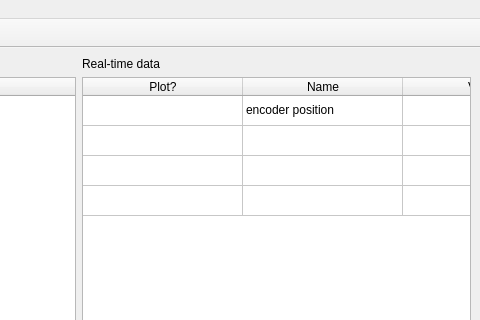
Above: software/ros1/betz_node/mainwindow.ui from codebot/betz_experimental before the change; both pictures show x 717 to 1197 and y 0 to 320 of the 1197 by 991 pixel window. Below: the same form after it.
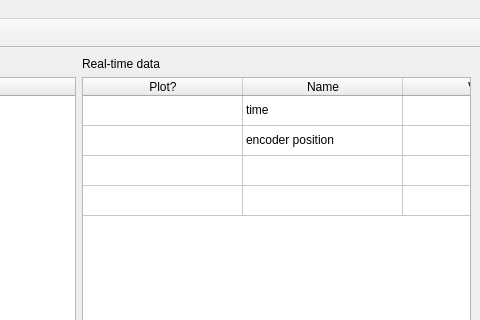
That is the form after the change. Custom widgets are drawn as their Qt base class.

Diff of the .ui file:
```diff
--- a/software/ros1/betz_node/mainwindow.ui
+++ b/software/ros1/betz_node/mainwindow.ui
@@ -148,6 +148,11 @@
           </column>
           <item row="0" column="1">
            <property name="text">
+            <string>time</string>
+           </property>
+          </item>
+          <item row="1" column="1">
+           <property name="text">
             <string>encoder position</string>
            </property>
           </item>
```
Left out of the diff: 2 changed lines with no effect on the pictures.
